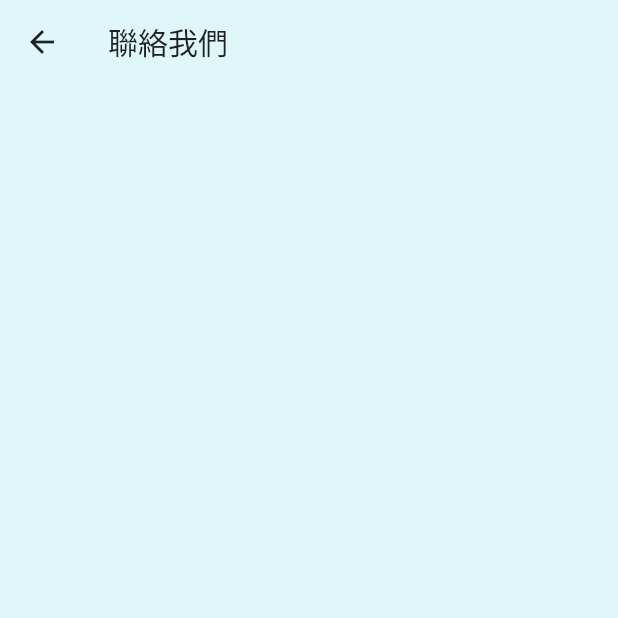
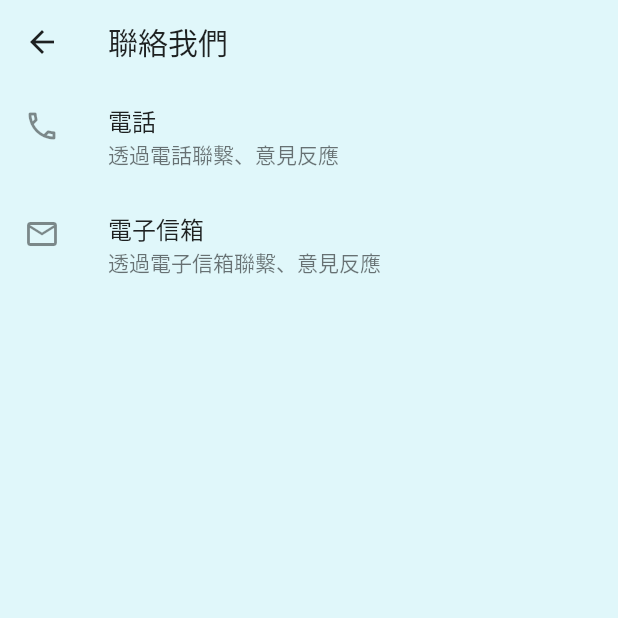
Before and after one commit to eason4best/Patrol-App-for-Wanyu-Security, a Flutter app: the ContactUsScreen screen opened directly, on a phone screen of 412 x 824 dp, the top half of it. Run offline on Flutter 3.47's test engine with Material 2 defaults, Android fonts, the light colour scheme and no system bars; missing offline and left inert: mobile_scanner.

Commit message:
Minor Improve

```diff
--- /dev/null
+++ b/lib/enum/contact_us.dart
@@ -0,0 +1,15 @@
+enum ContactUs {
+  phone,
+  email,
+  ;
+
+  @override
+  String toString() {
+    switch (this) {
+      case ContactUs.phone:
+        return '電話';
+      case ContactUs.email:
+        return '電子信箱';
+    }
+  }
+}
--- a/lib/main.dart
+++ b/lib/main.dart
@@ -20,6 +20,7 @@ class MyApp extends StatelessWidget {
         primaryColor: Colors.blue,
         scaffoldBackgroundColor: Colors.cyan.shade50,
       ),
+      debugShowCheckedModeBanner: false,
       home: const BaseScreen(),
     );
   }
--- a/lib/screen/contact_us_screen.dart
+++ b/lib/screen/contact_us_screen.dart
@@ -1,4 +1,6 @@
 import 'package:flutter/material.dart';
+import 'package:security_wanyu/enum/contact_us.dart';
+import 'package:url_launcher/url_launcher.dart';
 
 class ContactUsScreen extends StatelessWidget {
   const ContactUsScreen({Key? key}) : super(key: key);
@@ -9,6 +11,33 @@ class ContactUsScreen extends StatelessWidget {
       appBar: AppBar(
         title: const Text('聯絡我們'),
       ),
+      body: ListView.builder(
+        itemCount: ContactUs.values.length,
+        itemBuilder: (context, index) => ListTile(
+          title: Text(ContactUs.values[index].toString()),
+          subtitle: Text('透過${ContactUs.values[index].toString()}聯繫、意見反應'),
+          leading: Icon(
+            ContactUs.values[index] == ContactUs.phone
+                ? Icons.phone_outlined
+                : Icons.email_outlined,
+          ),
+          onTap: () async {
+            if (ContactUs.values[index] == ContactUs.phone) {
+              final Uri launchUri = Uri(
+                scheme: 'tel',
+                path: '063565596',
+              );
+              await launchUrl(launchUri);
+            } else {
+              final Uri emailLaunchUri = Uri(
+                scheme: 'mailto',
+                path: 'etungroup@gmail.com',
+              );
+              launchUrl(emailLaunchUri);
+            }
+          },
+        ),
+      ),
     );
   }
 }
--- a/lib/widget/scan_frame.dart
+++ b/lib/widget/scan_frame.dart
@@ -8,19 +8,21 @@ class Scanframe extends StatelessWidget {
     return CustomPaint(
       size: Size(MediaQuery.of(context).size.width * 0.5,
           MediaQuery.of(context).size.width * 0.5),
-      painter: ScanFramePainter(),
+      painter: ScanFramePainter(context: context),
     );
   }
 }
 
 class ScanFramePainter extends CustomPainter {
+  final BuildContext context;
+  ScanFramePainter({required this.context});
   @override
   void paint(Canvas canvas, Size size) {
     var paint = Paint()
       ..isAntiAlias = true
       ..style = PaintingStyle.stroke
       ..strokeWidth = 3.0
-      ..color = Colors.white;
+      ..color = Theme.of(context).primaryColor;
     //左上框。
     canvas.drawLine(const Offset(0, 0), const Offset(48, 0), paint);
     canvas.drawLine(const Offset(0, 0), const Offset(0, 48), paint);
--- a/pubspec.yaml
+++ b/pubspec.yaml
@@ -31,6 +31,7 @@ dependencies:
     sdk: flutter
   provider: ^6.0.3
   mobile_scanner: ^2.0.0
+  url_launcher: ^6.1.5
 
 
   # The following adds the Cupertino Icons font to your application.
```
Also changed, not shown: lib/enum/forms_to_apply.dart (added, +18 -0 lines), lib/screen/form_apply_screen.dart (+12 -3 lines), lib/screen/sos_screen.dart (+27 -0 lines), pubspec.lock, 5 other files.
